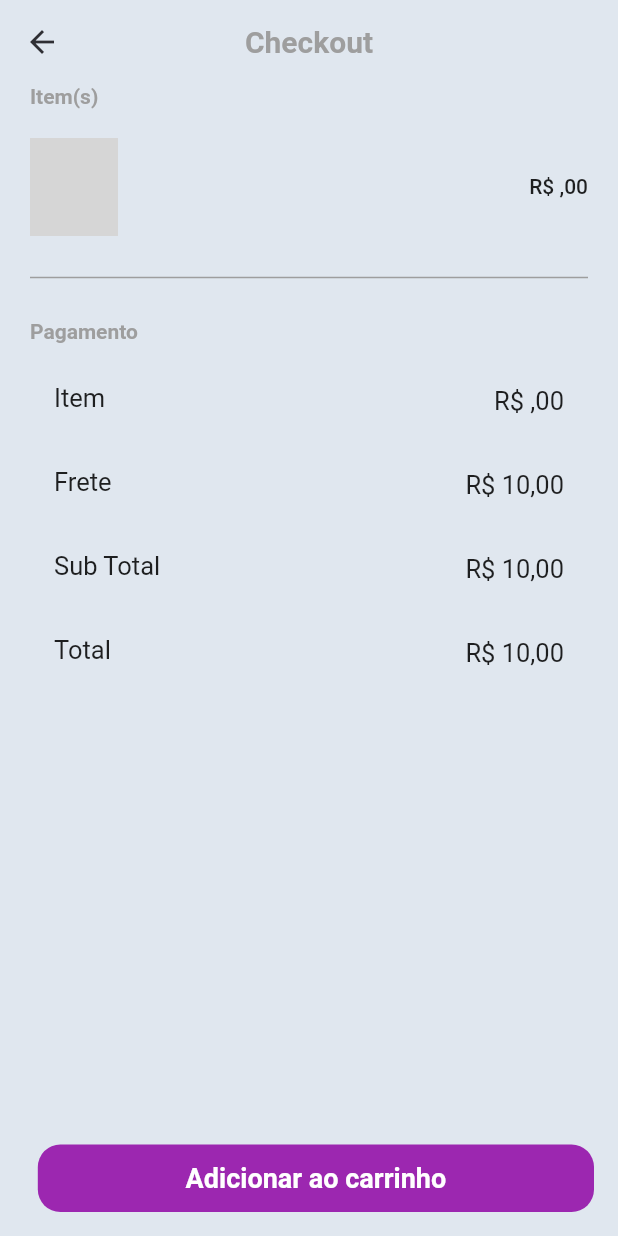
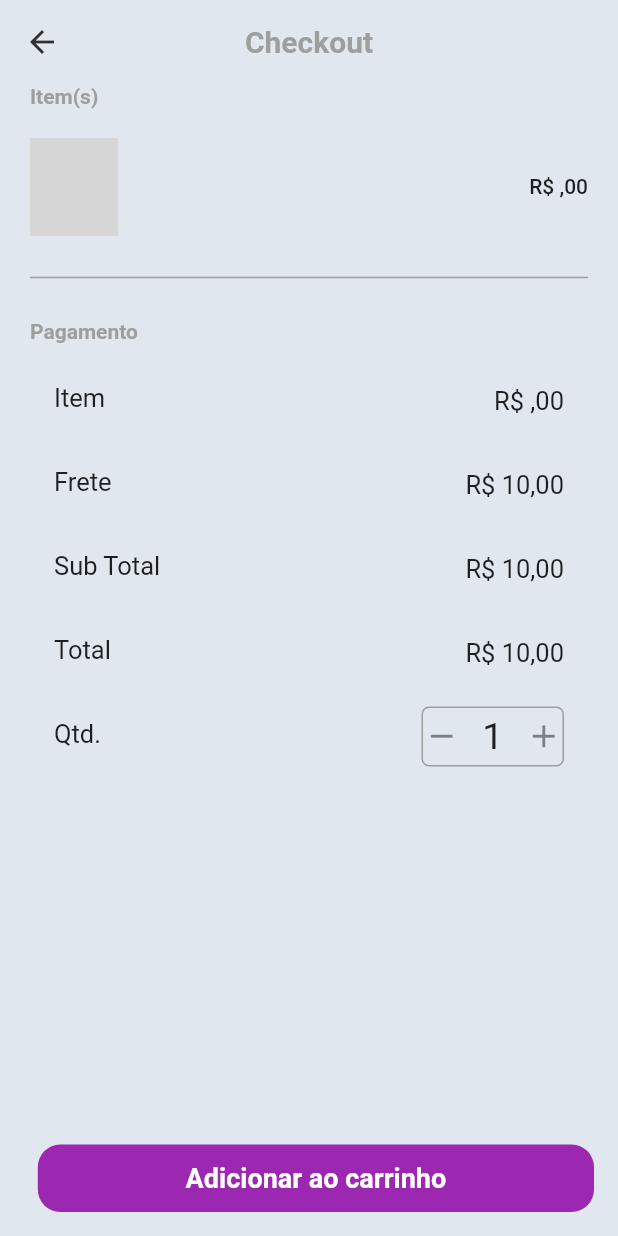
Before and after one commit to brunnuh/ecommerce_games, a Flutter app: the ProductView screen opened directly with empty values, after a tap on an icon or button, on a phone screen of 412 x 824 dp. Run offline on Flutter 3.47's test engine with Material 2 defaults, Android fonts, the phone set to English and light mode, and no system bars; our stand-ins replace flutter_mobx, flutter_rating_bar, get_it, line_icons, mobx; generated files the repository leaves out were written again; grey boxes are pictures that could not be loaded.

Commit message:
adding more items via the input_number_widget widget, add and reset bug resolved.

```diff
--- a/lib/models/product.dart
+++ b/lib/models/product.dart
@@ -31,6 +31,6 @@ class Product {
 
   @override
   String toString() {
-    return 'Product{id: $id, name: $name, price: $price, score: $score, image: $image} content: $content';
+    return 'Product{id: $id, name: $name, price: $price, score: $score, image: $image} content: $content, qtd: $qtd';
   }
 }
--- a/lib/views/cart/cart_view.dart
+++ b/lib/views/cart/cart_view.dart
@@ -1,5 +1,6 @@
 import 'package:ecommerce_games/controllers/product_controller.dart';
 import 'package:ecommerce_games/models/product.dart';
+import 'package:ecommerce_games/views/home/home_view.dart';
 import 'package:ecommerce_games/views/shared/row_product_widget.dart';
 import 'package:flutter/material.dart';
 import 'package:get_it/get_it.dart';
@@ -21,8 +22,9 @@ class CartView extends StatelessWidget {
               Icons.arrow_back,
               color: Colors.black,
             ),
-            onPressed: () => Navigator.pushNamedAndRemoveUntil(
-                context, "HomeView", (route) => false)),
+            onPressed: () => Navigator.of(context).pushAndRemoveUntil(
+                MaterialPageRoute(builder: (_) => HomeView()),
+                (route) => false)),
         centerTitle: true,
       ),
       body: Stack(
--- a/lib/views/checkout/checkout_view.dart
+++ b/lib/views/checkout/checkout_view.dart
@@ -1,7 +1,9 @@
+import 'package:ecommerce_games/controllers/checkout_controller.dart';
 import 'package:ecommerce_games/controllers/product_controller.dart';
 import 'package:ecommerce_games/helpers/extensions.dart';
 import 'package:ecommerce_games/models/product.dart';
 import 'package:ecommerce_games/views/cart/cart_view.dart';
+import 'package:ecommerce_games/views/checkout/widgets/input_number_widget.dart';
 import 'package:ecommerce_games/views/checkout/widgets/text_value_widget.dart';
 import 'package:ecommerce_games/views/shared/floating_button_widget.dart';
 import 'package:ecommerce_games/views/shared/row_product_widget.dart';
@@ -11,6 +13,7 @@ import 'package:get_it/get_it.dart';
 class CheckoutView extends StatelessWidget {
   final Product product;
   ProductController productController = GetIt.I<ProductController>();
+  CheckoutController checkoutController = GetIt.I<CheckoutController>();
 
   CheckoutView({this.product});
 
@@ -74,19 +77,31 @@ class CheckoutView extends StatelessWidget {
             TextValueWidget(
               title: "Total",
               value: (product.price + 10).toReal(),
+            ),
+            ListTile(
+              leading: Text(
+                "Qtd.",
+                style: TextStyle(
+                  fontSize: 17,
+                  fontWeight: FontWeight.w400,
+                ),
+              ),
+              trailing: InputNumberWidget(),
             )
           ],
         ),
       ),
       floatingActionButton: FloatingButtonWidget(
         title: "Adicionar ao carrinho",
-        onTap: () {
-          productController.addCart(product);
+        onTap: () async {
+          productController.addCart(product, qtd: checkoutController.input);
           Navigator.of(context).push(
             MaterialPageRoute(
               builder: (_) => CartView(),
             ),
           );
+          await Future.delayed(Duration(seconds: 2));
+          checkoutController.reset();
         },
       ),
     );
--- /dev/null
+++ b/lib/views/checkout/widgets/input_number_widget.dart
@@ -0,0 +1,48 @@
+import 'package:ecommerce_games/controllers/checkout_controller.dart';
+import 'package:flutter/material.dart';
+import 'package:flutter_mobx/flutter_mobx.dart';
+import 'package:get_it/get_it.dart';
+
+class InputNumberWidget extends StatelessWidget {
+  CheckoutController checkoutController = GetIt.I<CheckoutController>();
+
+  @override
+  Widget build(BuildContext context) {
+    return Container(
+      width: 95,
+      height: 40,
+      decoration: BoxDecoration(
+        border: Border.all(color: Colors.grey),
+        borderRadius: BorderRadius.circular(5),
+      ),
+      child: Row(
+        mainAxisAlignment: MainAxisAlignment.spaceBetween,
+        mainAxisSize: MainAxisSize.min,
+        children: [
+          GestureDetector(
+            child: Container(
+              child: Icon(
+                Icons.remove,
+                size: 25,
+              ),
+            ),
+            onTap: checkoutController.remove,
+          ),
+          Observer(
+            builder: (_) => Text(
+              checkoutController.input.toString(),
+              style: TextStyle(fontSize: 25),
+            ),
+          ),
+          GestureDetector(
+            child: Icon(
+              Icons.add,
+              size: 25,
+            ),
+            onTap: checkoutController.add,
+          ),
+        ],
+      ),
+    );
+  }
+}
--- a/lib/views/home/widgets/product_about_widget.dart
+++ b/lib/views/home/widgets/product_about_widget.dart
@@ -24,7 +24,7 @@ class ProductAboutWidget extends StatelessWidget {
       child: Container(
         clipBehavior: Clip.antiAliasWithSaveLayer,
         width: _size.width,
-        height: _size.width * 0.24,
+        height: 110,
         decoration: BoxDecoration(
           borderRadius: BorderRadius.circular(10),
           color: Colors.white,
@@ -46,7 +46,7 @@ class ProductAboutWidget extends StatelessWidget {
                 borderRadius: BorderRadius.circular(10),
                 image: DecorationImage(
                   image: AssetImage(product.image),
-                  fit: BoxFit.fitWidth,
+                  fit: BoxFit.fill,
                 ),
               ),
             ),
--- a/lib/views/product/product_view.dart
+++ b/lib/views/product/product_view.dart
@@ -29,29 +29,26 @@ class ProductView extends StatelessWidget {
                 height: 10,
               ),
               OthersDetailsWidget(
-                title: "quantidade",
+                title: "Estoque",
                 iconData: Icons.store_mall_directory,
                 traling: "x${product.id}", // so para representar
               ),
               OthersDetailsWidget(
-                title: "peso",
+                title: "Peso",
                 iconData: LineIcons.weight,
                 traling: "58g",
               ),
-              const SizedBox(
-                height: 20,
-              ),
               Card(
                 child: Padding(
+                  padding:
+                      const EdgeInsets.symmetric(horizontal: 15, vertical: 10),
                   child: Text(
                     product.content,
                     style: TextStyle(
-                      fontWeight: FontWeight.w400,
+                      fontWeight: FontWeight.w500,
                       fontSize: 16,
                     ),
                   ),
-                  padding:
-                      const EdgeInsets.symmetric(horizontal: 10, vertical: 10),
                 ),
               ),
               const SizedBox(
```
Also changed, not shown: lib/controllers/checkout_controller.dart (added, +38 -0 lines), lib/controllers/product_controller.dart (+6 -8 lines), lib/main.dart (+3 -10 lines), lib/views/cart/widgets/add_remove_widget.dart (added, +15 -0 lines), lib/controllers/checkout_controller.g.dart (added), lib/controllers/product_controller.g.dart.
